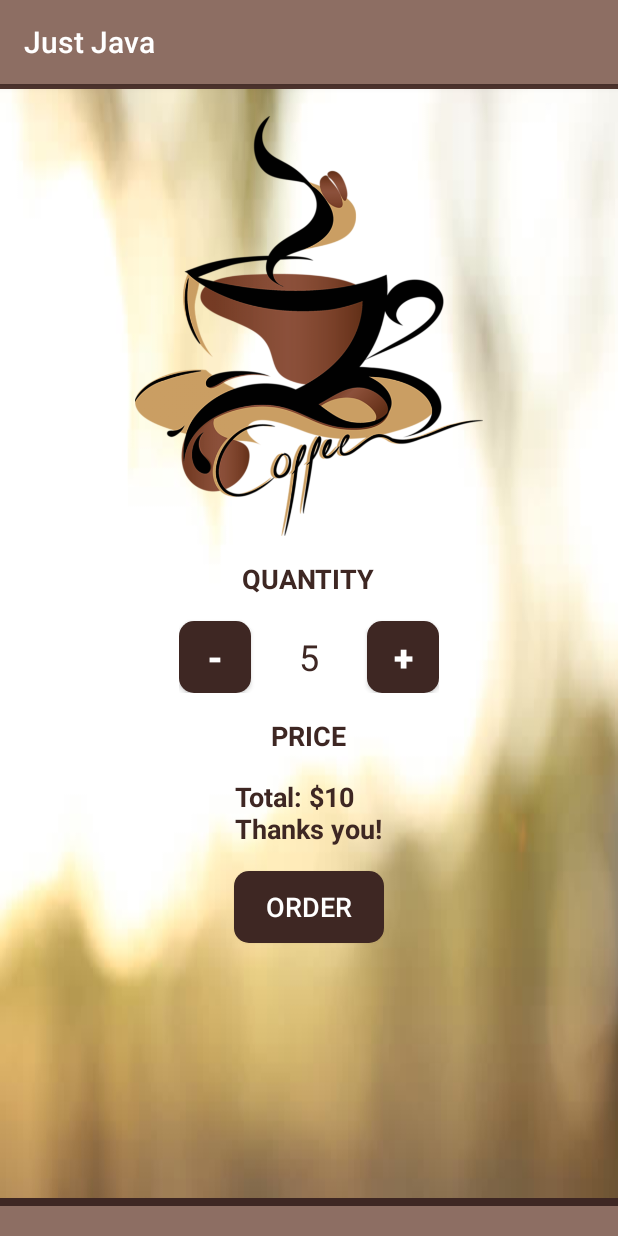
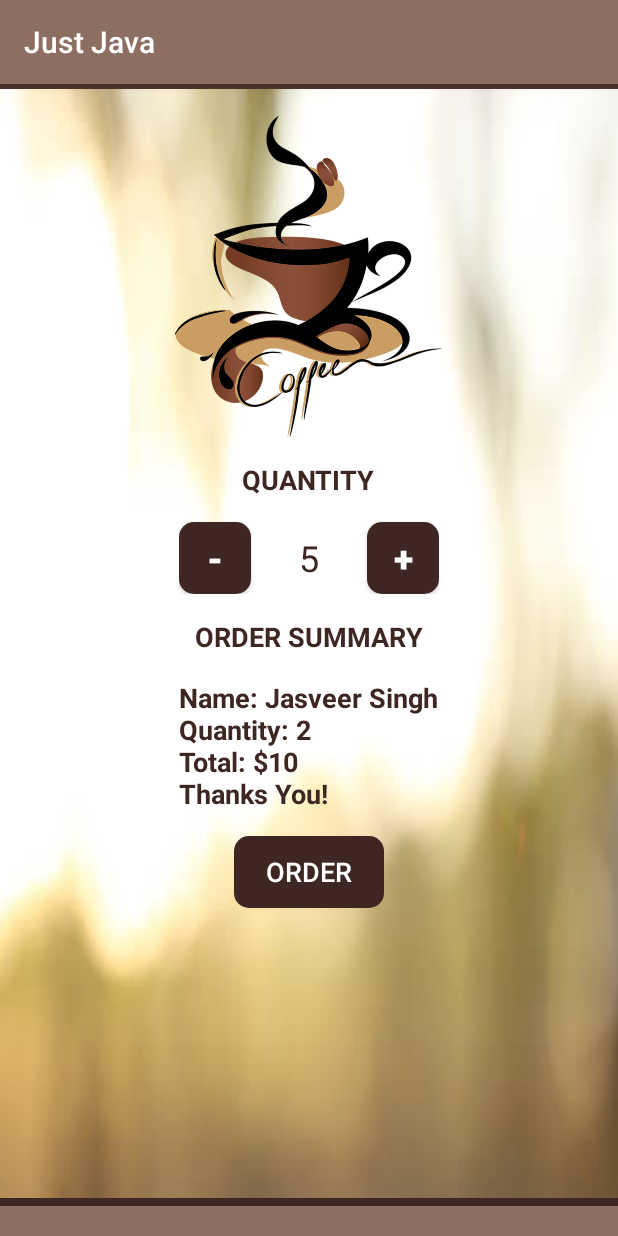
Before and after one commit to JasveerS/Jast-Java, an Android app: the screen it shows after launch (MainActivity), after a tap on "ORDER", on a phone screen of 412 x 824 dp. Run offline under Robolectric (Android 15) with nearby library versions, the phone set to English and light mode, and no system bars.

Commit message:
modification in  displayMessage,createOrderSummary

```diff
--- a/app/src/main/java/com/example/android/justjava/MainActivity.java
+++ b/app/src/main/java/com/example/android/justjava/MainActivity.java
@@ -24,12 +24,26 @@ public class MainActivity extends AppCompatActivity {
      * This method is called when the order button is clicked.
      */
     public void submitOrder(View view) {
-        int totalPrice=calculatePrice();
-        String priceMessage = "Total: $" + totalPrice + "\nThanks you!";
-
+        int totalPrice = calculatePrice();
+        String priceMessage = createOrderSummary(totalPrice, "Jasveer Singh");
         displayMessage(priceMessage);
 
     }
+
+    /**
+     * this method display order summary
+     *
+     * @price for total price of order
+     * @name for person name
+     * @orderSummary return String of order
+     */
+    private String createOrderSummary(int price, String name) {
+        String orderSummary = "Name: " + name;
+        orderSummary += "\nQuantity: " + quantity;
+        orderSummary += "\nTotal: $" + price + "\nThanks You!";
+        return orderSummary;
+    }
+
 
     /**
      * This method displays the given quantity value on the screen.
@@ -40,10 +54,7 @@ public class MainActivity extends AppCompatActivity {
     }
 
 
-    private void displayPrice(int number) {
-        TextView priceTextView = findViewById(R.id.price_text_view);
-        priceTextView.setText(NumberFormat.getCurrencyInstance().format(number));
-    }
+
 
 
     public void increment(View view) {
@@ -62,13 +73,14 @@ public class MainActivity extends AppCompatActivity {
      * This method displays the given text on the screen.
      */
     private void displayMessage(String message) {
-        TextView priceTextView = (TextView) findViewById(R.id.price_text_view);
-        priceTextView.setText(message);
+        TextView orderSummaryTextView = findViewById(R.id.order_summary_text_view);
+        orderSummaryTextView.setText(message);
     }
+
     /**
      * Calculates the price of the order.
+     *
      * @return total price
-          *
      */
     private int calculatePrice() {
         int price = quantity * 5;
--- a/app/src/main/res/layout/activity_main.xml
+++ b/app/src/main/res/layout/activity_main.xml
@@ -19,8 +19,8 @@
         android:background="#4E342E" />
 
     <ImageView
-        android:layout_width="280dp"
-        android:layout_height="280dp"
+        android:layout_width="214dp"
+        android:layout_height="214dp"
         android:layout_gravity="center"
         android:layout_marginTop="18dp"
         android:src="@drawable/logo_1" />
@@ -83,14 +83,14 @@
         android:layout_height="wrap_content"
         android:layout_gravity="center"
         android:layout_marginTop="16dp"
-        android:text="price"
+        android:text="Order Summary"
         android:textAllCaps="true"
         android:textColor="#3E2723"
         android:textSize="18sp"
         android:textStyle="bold" />
 
     <TextView
-        android:id="@+id/price_text_view"
+        android:id="@+id/order_summary_text_view"
         android:layout_width="wrap_content"
         android:layout_height="wrap_content"
         android:layout_gravity="center"
```
Lines whose indentation alone changed are shown as unchanged.
